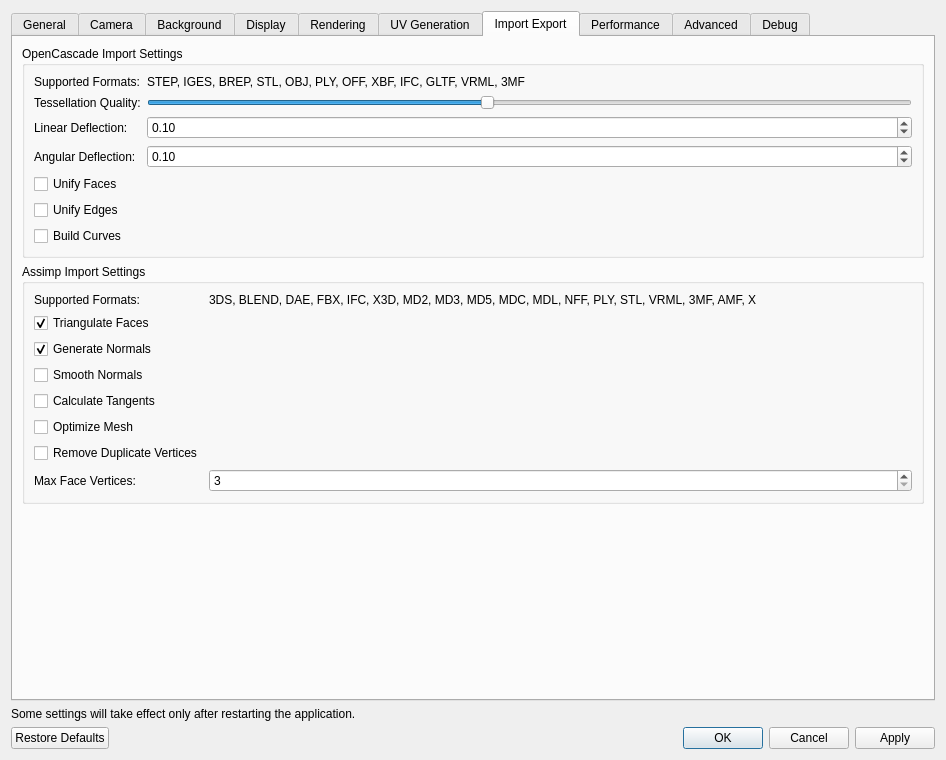
This is ui/SettingsDialog.ui in 01Hub/ModelViewer as Qt 5 draws it before an edit. The edited form follows.
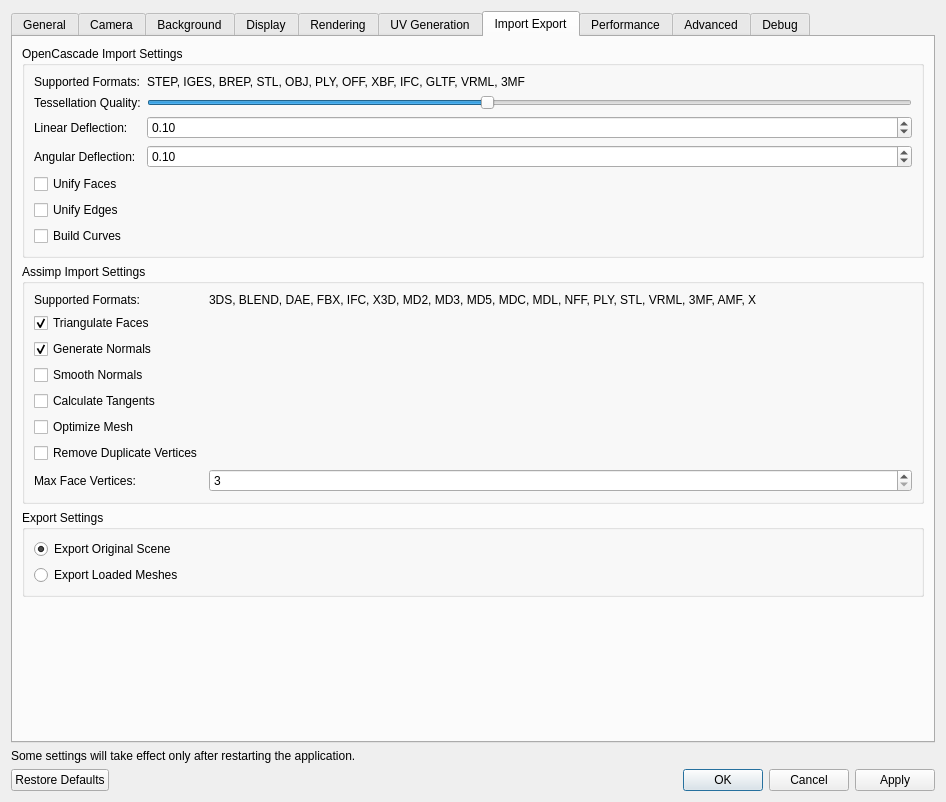
This is the edited form. The open tabs and pages were chosen to show the change.

Commit message: Added user selection based exporting of scene or only loaded meshes

```diff
--- a/ui/SettingsDialog.ui
+++ b/ui/SettingsDialog.ui
@@ -7,7 +7,7 @@
     <x>0</x>
     <y>0</y>
     <width>946</width>
-    <height>760</height>
+    <height>802</height>
    </rect>
   </property>
   <property name="minimumSize">
@@ -1216,7 +1216,7 @@
       <attribute name="title">
        <string>Import Export</string>
       </attribute>
-      <layout class="QGridLayout" name="gridLayout_7">
+      <layout class="QGridLayout" name="gridLayout_15">
        <item row="0" column="0">
         <widget class="QGroupBox" name="opencascadeGroupBox">
          <property name="title">
@@ -1428,6 +1428,36 @@
         </widget>
        </item>
        <item row="2" column="0">
+        <widget class="QGroupBox" name="groupBox_2">
+         <property name="title">
+          <string>Export Settings</string>
+         </property>
+         <layout class="QGridLayout" name="gridLayout_7">
+          <item row="0" column="0">
+           <layout class="QVBoxLayout" name="verticalLayout">
+            <item>
+             <widget class="QRadioButton" name="radioButtonExportScene">
+              <property name="text">
+               <string>Export Original Scene</string>
+              </property>
+              <property name="checked">
+               <bool>true</bool>
+              </property>
+             </widget>
+            </item>
+            <item>
+             <widget class="QRadioButton" name="radioButtonExportMeshes">
+              <property name="text">
+               <string>Export Loaded Meshes</string>
+              </property>
+             </widget>
+            </item>
+           </layout>
+          </item>
+         </layout>
+        </widget>
+       </item>
+       <item row="3" column="0">
         <spacer name="verticalSpacer_7">
          <property name="orientation">
           <enum>Qt::Orientation::Vertical</enum>
```
The commit also changes 15 other files.
